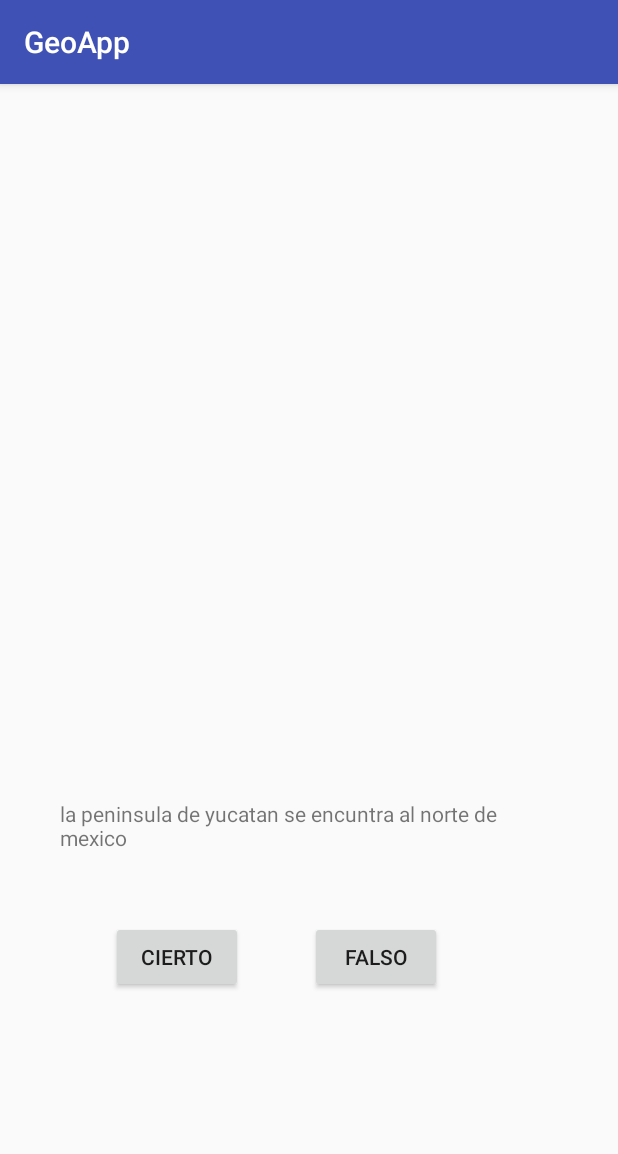
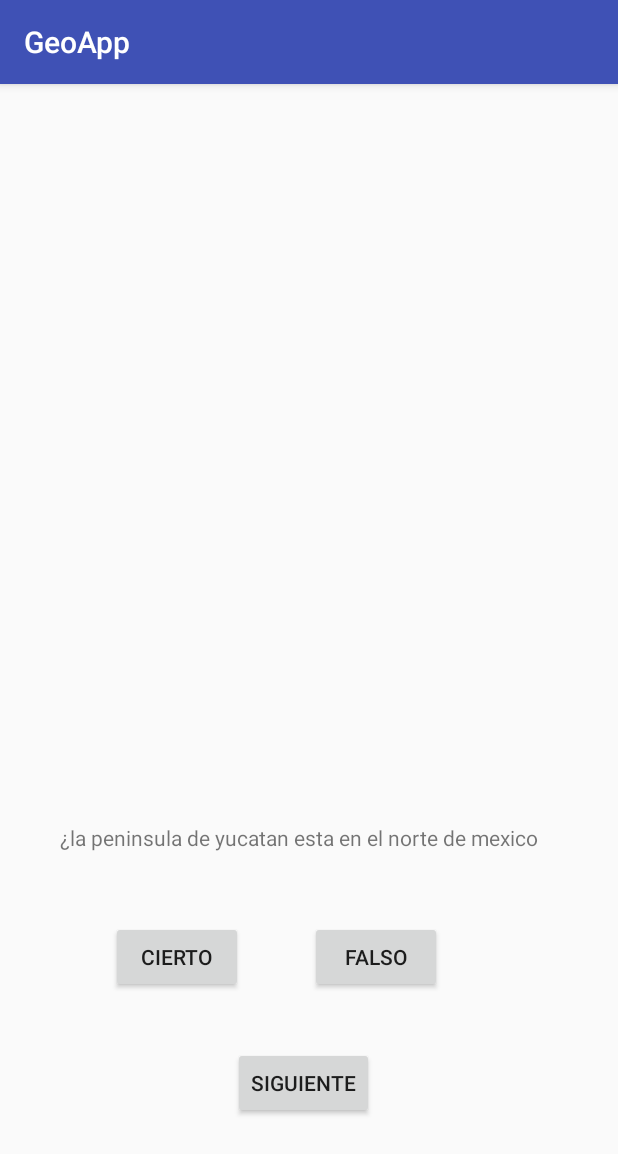
Before and after one commit to reynamis/GeoApp, an Android app: the screen it shows after launch (GeoActivity), on a phone screen of 412 x 824 dp. Shown: the top 1154 px of the screen. Run offline under Robolectric (Android 15) with nearby library versions, the phone set to English and light mode, and no system bars; 3 statements that could not run were skipped.

Commit message:
muestra un conjunto de preguntas y las recorre con un boton siguiente

```diff
--- a/app/src/main/java/com/jorgechuc/android/geoapp/GeoActivity.java
+++ b/app/src/main/java/com/jorgechuc/android/geoapp/GeoActivity.java
@@ -6,6 +6,8 @@ import android.view.View;
 import android.widget.Button;
 import android.widget.TextView;
 import android.widget.Toast;
+
+import com.jorgechuc.android.model.Pregunta;
 
 
 public class GeoActivity extends AppCompatActivity {
@@ -22,21 +24,54 @@ public class GeoActivity extends AppCompatActivity {
         mBotoncierto.setOnClickListener(new View.OnClickListener() {
             @Override
             public void onClick(View v) {
-                Toast.makeText(GeoActivity.this, R.string.texto_correcto,Toast.LENGTH_SHORT).show();
+                Toast.makeText(GeoActivity.this, R.string.texto_correcto, Toast.LENGTH_SHORT).show();
             }
         });
         mBotonFalso.setOnClickListener(new View.OnClickListener() {
             @Override
             public void onClick(View v) {
-                Toast.makeText(GeoActivity.this, R.string.texto_incorrecto,Toast.LENGTH_SHORT).show();
+                Toast.makeText(GeoActivity.this, R.string.texto_incorrecto, Toast.LENGTH_SHORT).show();
             }
         });
 
+        mBotonSiguiente.setOnClickListener(new View.OnClickListener() {
+            @Override
+            public void onClick(View v) {
+                mPreguntaActual = mPreguntaActual + 1;
+                if (mPreguntaActual ==mBancoDePreguntas.length){
+                    mPreguntaActual = 0;
+                }
+            actualizarPregunta();
+            }
+        });
+    }
+    private Pregunta mBancoDePreguntas[]={
+            new Pregunta(R.string.texto_pregunta_1,false),
+            new Pregunta(R.string.texto_pregunta_2,true),
+            new Pregunta(R.string.texto_pregunta_3,true),
+            new Pregunta(R.string.texto_pregunta_4,true),
+            new Pregunta(R.string.texto_pregunta_5,false),
+
+
+    };
+        private int mPreguntaActual = 0;
+
+
+        private void actualizarPregunta(){
+        int preguntaActual = mBancoDePreguntas[mPreguntaActual].getmIdResTexto();
+        mTextPregunta.setText(preguntaActual);
+
+    }
+    private void verificarRespuesta(boolean botonOprimido){
+
+        boolean respuestaEsVerdadera = mBancoDePreguntas[mPreguntaActual].ismRespuestaVerdadera();
+        if (botonOprimido == respuestaEsVerdadera){
+
+            Toast.makeText(GeoActivity.this, R.string.texto_incorrecto, Toast.LENGTH_SHORT).show();
+        }
+    }
 
 
 
 
     }
-
-
-    }
--- a/app/src/main/res/layout/activity_geo.xml
+++ b/app/src/main/res/layout/activity_geo.xml
@@ -45,12 +45,24 @@
         android:layout_width="wrap_content"
         android:layout_height="wrap_content"
         android:padding="24dp"
-        android:text="@string/texto_pregunta"
-        android:id="@+id/textView"
+        android:text="@string/texto_pregunta_1"
+        android:id="@+id/texto_pregunta"
         android:layout_above="@+id/button2"
         android:layout_toRightOf="@+id/linearLayout"
         android:layout_toEndOf="@+id/linearLayout"
         android:layout_marginBottom="22dp" />
 
+    <Button
+        android:text="@string/texto_boton_siguiente"
+        android:layout_width="wrap_content"
+        android:layout_height="wrap_content"
+        android:layout_below="@+id/button2"
+        android:layout_alignRight="@+id/button"
+        android:layout_alignEnd="@+id/button"
+        android:layout_marginRight="45dp"
+        android:layout_marginEnd="45dp"
+        android:layout_marginTop="36dp"
+        android:id="@+id/boton_siguiente" />
+
 
 </RelativeLayout>
--- a/app/src/main/res/values/strings.xml
+++ b/app/src/main/res/values/strings.xml
@@ -5,4 +5,11 @@
     <string name="boton_falso">Falso</string>
     <string name="texto_correcto">¡Correcto!</string>
     <string name="texto_incorrecto">¡Incorrecto!</string>
+
+    <string name="texto_boton_siguiente">Siguiente</string>
+    <string name="texto_pregunta_1">¿la peninsula de yucatan esta en el norte de mexico</string>
+    <string name="texto_pregunta_2">nuestro sistema solar se encuentra en la galaxia via lactea</string>
+    <string name="texto_pregunta_3">el oceano mas grande de nuestro planeta es el ocenano pacifico</string>
+    <string name="texto_pregunta_4">los vientos alisos soplan de noreste al sureste</string>
+    <string name="texto_pregunta_5">el estado mas grande de nuestra republica es sonora</string>
 </resources>
```
Also changed, not shown: app/src/main/java/com/jorgechuc/android/model/Pregunta.java (added, +35 -0 lines).
